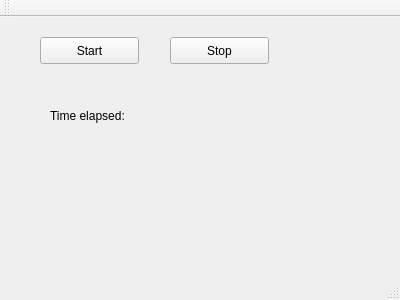
Before: the Qt Designer form TimerTest/TimerTest/windowtimertest.ui in martro/RoboDriftSensors, drawn with Qt 5.
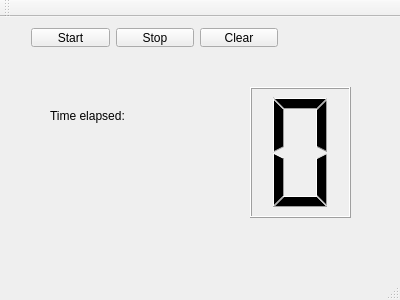
After: the same form once the commit is applied.

The edit to the form file:
```diff
--- a/TimerTest/TimerTest/windowtimertest.ui
+++ b/TimerTest/TimerTest/windowtimertest.ui
@@ -14,32 +14,6 @@
    <string>WindowTimerTest</string>
   </property>
   <widget class="QWidget" name="centralWidget">
-   <widget class="QPushButton" name="Start">
-    <property name="geometry">
-     <rect>
-      <x>40</x>
-      <y>20</y>
-      <width>99</width>
-      <height>27</height>
-     </rect>
-    </property>
-    <property name="text">
-     <string>Start</string>
-    </property>
-   </widget>
-   <widget class="QPushButton" name="Stop">
-    <property name="geometry">
-     <rect>
-      <x>170</x>
-      <y>20</y>
-      <width>99</width>
-      <height>27</height>
-     </rect>
-    </property>
-    <property name="text">
-     <string>Stop</string>
-    </property>
-   </widget>
    <widget class="QLabel" name="label">
     <property name="geometry">
      <rect>
@@ -66,6 +40,52 @@
      <string/>
     </property>
    </widget>
+   <widget class="QLCDNumber" name="lcdNumber">
+    <property name="geometry">
+     <rect>
+      <x>250</x>
+      <y>70</y>
+      <width>101</width>
+      <height>131</height>
+     </rect>
+    </property>
+    <property name="digitCount">
+     <number>1</number>
+    </property>
+   </widget>
+   <widget class="QWidget" name="horizontalLayoutWidget">
+    <property name="geometry">
+     <rect>
+      <x>20</x>
+      <y>0</y>
+      <width>269</width>
+      <height>41</height>
+     </rect>
+    </property>
+    <layout class="QHBoxLayout" name="horizontalLayout">
+     <item>
+      <widget class="QPushButton" name="Start">
+       <property name="text">
+        <string>Start</string>
+       </property>
+      </widget>
+     </item>
+     <item>
+      <widget class="QPushButton" name="Stop">
+       <property name="text">
+        <string>Stop</string>
+       </property>
+      </widget>
+     </item>
+     <item>
+      <widget class="QPushButton" name="pushButton">
+       <property name="text">
+        <string>Clear</string>
+       </property>
+      </widget>
+     </item>
+    </layout>
+   </widget>
   </widget>
   <widget class="QMenuBar" name="menuBar">
    <property name="geometry">
```
